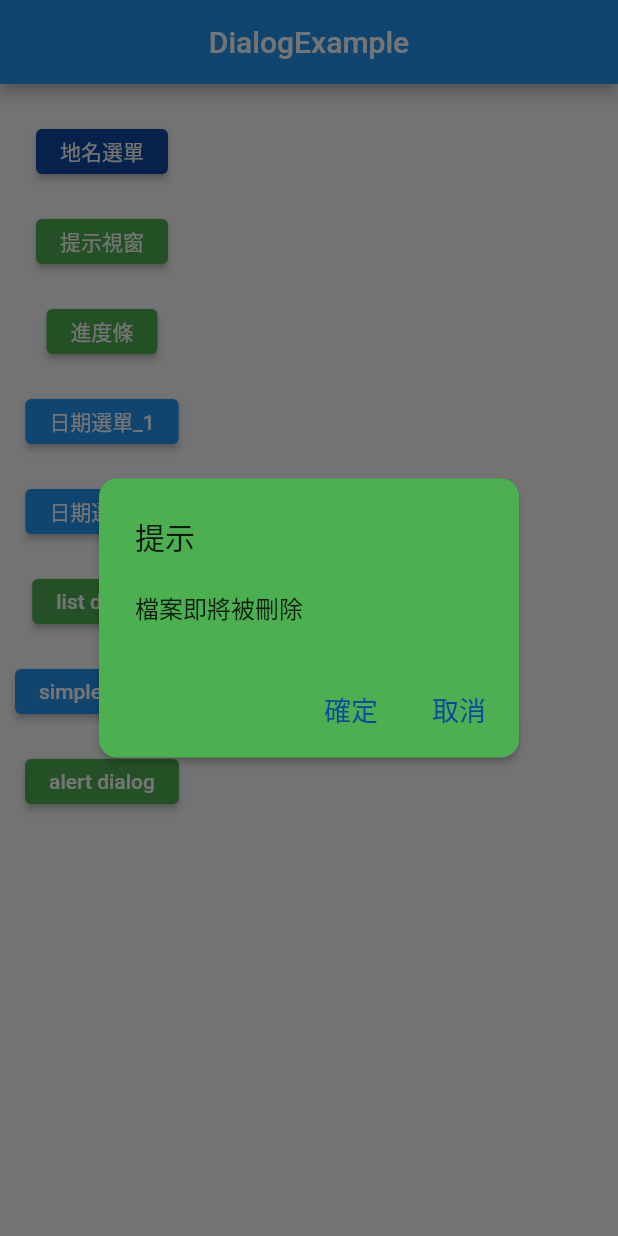
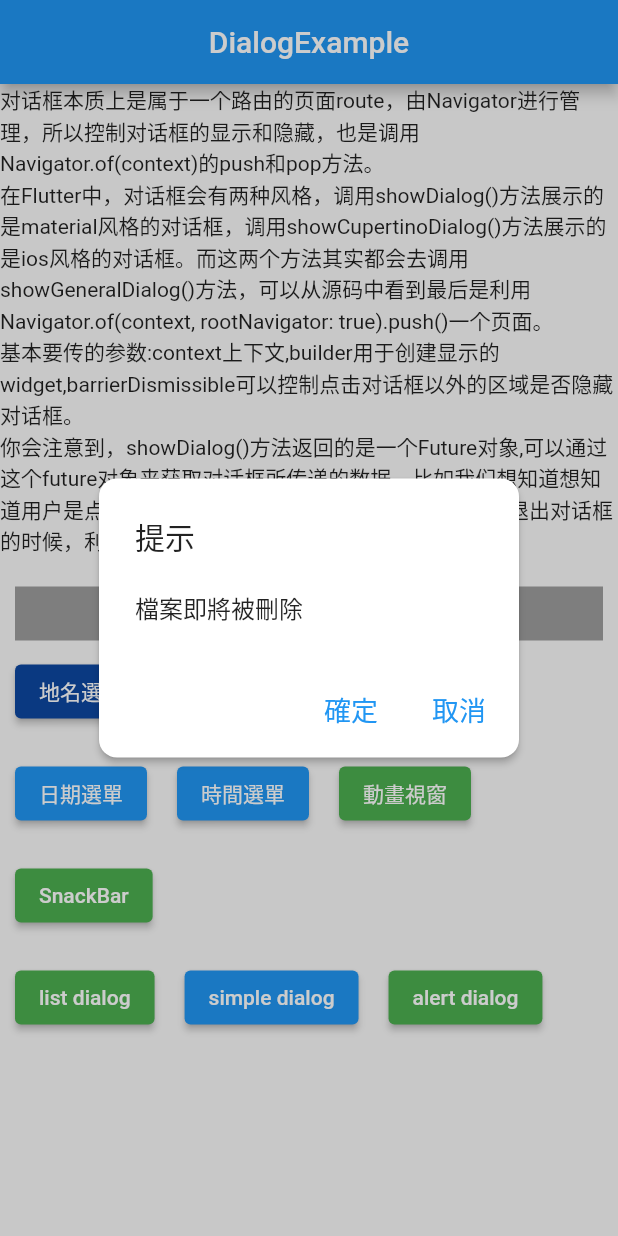
Before and after one commit to SimonChungGitHub/flutter_tutorial, a Flutter app: the screen it shows after launch, after a tap on "dialog", after a tap on "提示視窗", on a phone screen of 412 x 824 dp. Run offline on Flutter 3.47's test engine with Material 2 defaults, Android fonts, the phone set to English and light mode, and no system bars; our stand-ins replace device_info_plus, dio, dropdown_button2, flutter_smart_dialog, image_picker, package_info_plus and 3 more; missing offline and left inert: android_id, camera_camera, image_watermark, nfc_manager.

Commit message:
animation dialog

```diff
--- a/lib/example/dialog.dart
+++ b/lib/example/dialog.dart
@@ -1,5 +1,7 @@
 import 'package:flutter/cupertino.dart';
 import 'package:flutter/material.dart';
+
+import 'animation.dart';
 
 class DialogExample extends StatefulWidget {
   const DialogExample({super.key});
@@ -31,6 +33,7 @@ class _DialogExampleState extends State<DialogExample> {
     "金門",
     "馬祖"
   ];
+  String? text;
 
   @override
   Widget build(BuildContext context) {
@@ -44,75 +47,164 @@ class _DialogExampleState extends State<DialogExample> {
       ),
       body: Column(
         children: <Widget>[
+          const Text(
+              '对话框本质上是属于一个路由的页面route，由Navigator进行管理，所以控制对话框的显示和隐藏，也是调用Navigator.of(context)的push和pop方法。'),
+          const Text(
+              '在Flutter中，对话框会有两种风格，调用showDialog()方法展示的是material风格的对话框，调用showCupertinoDialog()方法展示的是ios风格的对话框。而这两个方法其实都会去调用showGeneralDialog()方法，可以从源码中看到最后是利用Navigator.of(context, rootNavigator: true).push()一个页面。'),
+          const Text(
+              '基本要传的参数:context上下文,builder用于创建显示的widget,barrierDismissible可以控制点击对话框以外的区域是否隐藏对话框。'),
+          const Text(
+              '你会注意到，showDialog()方法返回的是一个Future对象,可以通过这个future对象来获取对话框所传递的数据。比如我们想知道想知道用户是点击了对话框的确认按钮还是取消按钮,那就在退出对话框的时候，利用Navigator.of(context).pop("一些数据");'),
+          Container(
+            alignment: Alignment.centerLeft,
+            margin: const EdgeInsets.fromLTRB(10, 20, 10, 0),
+            padding: const EdgeInsets.all(10),
+            color: Colors.grey,
+            child: text == null
+                ? const Text('')
+                : Text(
+                    text!,
+                    textAlign: TextAlign.center,
+                    style: TextStyle(
+                        fontSize: 24,
+                        fontWeight: FontWeight.w900,
+                        color: Colors.orange[900]),
+                  ),
+          ),
+          Row(
+            children: [
               ///地名選單
               Container(
-            height: 60,
-            padding: const EdgeInsets.fromLTRB(10, 30, 10, 0),
+                alignment: Alignment.centerLeft,
+                padding: const EdgeInsets.all(10),
                 child: ElevatedButton(
-                style:
-                    ElevatedButton.styleFrom(backgroundColor: Colors.blue[900]),
+                    style: ElevatedButton.styleFrom(
+                        backgroundColor: Colors.blue[900]),
                     child: const Text('地名選單'),
                     onPressed: () {
-                  _showModalBottomSheet().then((value) => _showSnackBar(value!));
+                      _showModalBottomSheet().then((value) {
+                        setState(() {
+                          text = value!;
+                        });
+                      });
                     }),
               ),
 
               ///提示視窗
               Container(
-            height: 60,
-            padding: const EdgeInsets.fromLTRB(10, 30, 10, 0),
+                alignment: Alignment.centerLeft,
+                padding: const EdgeInsets.all(10),
                 child: ElevatedButton(
-                style: ElevatedButton.styleFrom(backgroundColor: Colors.green),
+                    style:
+                        ElevatedButton.styleFrom(backgroundColor: Colors.green),
                     child: const Text('提示視窗'),
-                onPressed: () => _showAlertDialogWithButton()),
+                    onPressed: () => _showAlertDialogWithButton().then((value) {
+                          setState(() {
+                            value ??= false;
+                            if (value!) {
+                              text = '刪除檔案';
+                            } else {
+                              text = '取消刪除檔案';
+                            }
+                          });
+                        })),
               ),
 
               ///進度條
               Container(
-            height: 60,
-            padding: const EdgeInsets.fromLTRB(10, 30, 10, 0),
+                alignment: Alignment.centerLeft,
+                padding: const EdgeInsets.all(10),
                 child: ElevatedButton(
-                style: ElevatedButton.styleFrom(backgroundColor: Colors.green),
+                    style:
+                        ElevatedButton.styleFrom(backgroundColor: Colors.green),
                     child: const Text('進度條'),
                     onPressed: () => _showLoadingDialog()),
               ),
-
+            ],
+          ),
+          Row(
+            children: [
               ///日期選單
               Container(
-            height: 60,
-            padding: const EdgeInsets.fromLTRB(10, 30, 10, 0),
+                alignment: Alignment.centerLeft,
+                padding: const EdgeInsets.all(10),
                 child: ElevatedButton(
-                style: ElevatedButton.styleFrom(backgroundColor: Colors.blue),
-                child: const Text('日期選單_1'),
-                onPressed: () => _showDatePicker1()),
+                    style:
+                        ElevatedButton.styleFrom(backgroundColor: Colors.blue),
+                    child: const Text('日期選單'),
+                    onPressed: () {
+                      _showDatePicker1().then((value) {
+                        setState(() {
+                          text = value.toString();
+                        });
+                      });
+                    }),
               ),
 
-          ///日期選單
+              ///時間選單
               Container(
-            height: 60,
-            padding: const EdgeInsets.fromLTRB(10, 30, 10, 0),
+                alignment: Alignment.centerLeft,
+                padding: const EdgeInsets.all(10),
                 child: ElevatedButton(
-                style: ElevatedButton.styleFrom(backgroundColor: Colors.blue),
-                child: const Text('日期選單_2'),
-                onPressed: () => _showDatePicker2()),
+                    style:
+                        ElevatedButton.styleFrom(backgroundColor: Colors.blue),
+                    child: const Text('時間選單'),
+                    onPressed: () {
+                      _showDatePicker2().then((value) {
+                        setState(() {
+                          text = value.toString();
+                        });
+                      });
+                    }),
               ),
 
+              ///動畫視窗
+              Container(
+                alignment: Alignment.centerLeft,
+                padding: const EdgeInsets.all(10),
+                child: ElevatedButton(
+                    style:
+                        ElevatedButton.styleFrom(backgroundColor: Colors.green),
+                    child: const Text('動畫視窗'),
+                    onPressed: () {
+                      Navigator.push(context,
+                          MaterialPageRoute(builder: (context) {
+                        return const AnimationDialog();
+                      }));
+                    }),
+              ),
+            ],
+          ),
+
+          ///SnackBar
+          Container(
+            alignment: Alignment.centerLeft,
+            padding: const EdgeInsets.all(10),
+            child: ElevatedButton(
+                style: ElevatedButton.styleFrom(backgroundColor: Colors.green),
+                child: const Text('SnackBar'),
+                onPressed: () => _showSnackBar(text)),
+          ),
+          Row(
+            children: [
               ///listDialog
               Container(
-            height: 60,
-            padding: const EdgeInsets.fromLTRB(10, 30, 10, 0),
+                alignment: Alignment.centerLeft,
+                padding: const EdgeInsets.all(10),
                 child: ElevatedButton(
-                style: ElevatedButton.styleFrom(backgroundColor: Colors.green),
+                    style:
+                        ElevatedButton.styleFrom(backgroundColor: Colors.green),
                     child: const Text('list dialog'),
                     onPressed: () => listDialog()),
               ),
 
               ///simpleDialog
               Container(
-            height: 60,
-            padding: const EdgeInsets.fromLTRB(10, 30, 10, 0),
+                alignment: Alignment.centerLeft,
+                padding: const EdgeInsets.all(10),
                 child: ElevatedButton(
-                style: ElevatedButton.styleFrom(backgroundColor: Colors.blue),
+                    style:
+                        ElevatedButton.styleFrom(backgroundColor: Colors.blue),
                     child: const Text('simple dialog'),
                     onPressed: () {
                       simpleDialog().then((value) => _showSnackBar(value));
@@ -121,12 +213,15 @@ class _DialogExampleState extends State<DialogExample> {
 
               ///alertDialog
               Container(
-            height: 60,
-            padding: const EdgeInsets.fromLTRB(10, 30, 10, 0),
+                alignment: Alignment.centerLeft,
+                padding: const EdgeInsets.all(10),
                 child: ElevatedButton(
-                style: ElevatedButton.styleFrom(backgroundColor: Colors.green),
+                    style:
+                        ElevatedButton.styleFrom(backgroundColor: Colors.green),
                     child: const Text('alert dialog'),
                     onPressed: () => alertDialog()),
+              ),
+            ],
           ),
         ],
       ),
@@ -135,11 +230,11 @@ class _DialogExampleState extends State<DialogExample> {
 
   _showSnackBar(text) {
     final snackBar = SnackBar(
-      content: Text(text),
+      content: text == null ? const Text('text is null') : Text(text),
       action: SnackBarAction(
-        label: 'Undo',
+        label: '提示視窗',
         onPressed: () {
-          debugPrint("\u001b[31m snackBar action \u001b[0m");
+          _showAlertDialogWithButton();
         },
       ),
     );
@@ -172,15 +267,14 @@ class _DialogExampleState extends State<DialogExample> {
     );
   }
 
-  ///提示視窗
+  ///提示視窗 (ios style dialog, not work)
   Future<bool?> _showAlertDialogWithButton() {
-    return showDialog<bool>(
+    return showCupertinoDialog<bool>(
         context: context,
         builder: (BuildContext context) {
           return AlertDialog(
             //背景陰影
             elevation: 2,
-            backgroundColor: Colors.green[500],
             shape: const RoundedRectangleBorder(
                 borderRadius: BorderRadius.all(Radius.circular(12.0))),
             title: const Text("提示"),
@@ -188,24 +282,18 @@ class _DialogExampleState extends State<DialogExample> {
             actions: <Widget>[
               TextButton(
                   onPressed: () {
-                    _showSnackBar('檔案被刪除');
                     Navigator.of(context).pop(true); //返回值=true
                   },
-                  child: Text("確定",
+                  child: const Text("確定",
                       style: TextStyle(
-                          color: Colors.blue[900],
-                          fontWeight: FontWeight.w500,
-                          fontSize: 18))),
+                          fontWeight: FontWeight.w500, fontSize: 18))),
               TextButton(
                   onPressed: () {
-                    Navigator.of(context).pop();
-                    _showSnackBar('刪除取消');
+                    Navigator.of(context).pop(false);
                   },
-                  child: Text("取消",
-                      style: TextStyle(
-                          color: Colors.blue[900],
-                          fontWeight: FontWeight.w500,
-                          fontSize: 18)))
+                  child: const Text("取消",
+                      style:
+                          TextStyle(fontWeight: FontWeight.w500, fontSize: 18)))
             ],
           );
         });
@@ -246,7 +334,7 @@ class _DialogExampleState extends State<DialogExample> {
     return showDatePicker(
       context: context,
       initialDate: date,
-      firstDate: date,
+      firstDate: date.add(const Duration(days: -360)),
       lastDate: date.add(
         const Duration(days: 360),
       ),
@@ -260,16 +348,21 @@ class _DialogExampleState extends State<DialogExample> {
       context: context,
       builder: (ctx) {
         return SizedBox(
-          height: 200,
+          width: MediaQuery.of(context).size.width,
+          height: 300,
           child: CupertinoDatePicker(
+            backgroundColor: Colors.white,
             mode: CupertinoDatePickerMode.dateAndTime,
-            minimumDate: date,
             maximumDate: date.add(
               const Duration(days: 360),
             ),
+            minimumYear: date.year - 1,
             maximumYear: date.year + 1,
+            use24hFormat: true,
             onDateTimeChanged: (DateTime value) {
-              debugPrint(value.toString());
+              setState(() {
+                text = value.toString();
+              });
             },
           ),
         );
@@ -282,10 +375,8 @@ class _DialogExampleState extends State<DialogExample> {
         context: context,
         builder: (BuildContext context) {
           return SimpleDialog(
-            //背景灰色程度
-            elevation: 5,
+            elevation: 3,
             backgroundColor: Colors.blue,
-            clipBehavior: Clip.antiAliasWithSaveLayer,
             shape: const RoundedRectangleBorder(
                 borderRadius: BorderRadius.all(Radius.circular(24.0))),
             title: const Text("Simple Dialog"),
@@ -331,12 +422,13 @@ class _DialogExampleState extends State<DialogExample> {
             Expanded(
                 flex: 50,
                 child: ListView.builder(
-                  itemCount: 30,
+                  itemCount: country.length,
                   itemBuilder: (BuildContext context, int index) {
                     return ListTile(
-                      title: Text("$index"),
-                      onTap: () => Navigator.of(context).pop(index),
-                    );
+                        title: Text(country[index]),
+                        onTap: () {
+                          Navigator.of(context).pop(index);
+                        });
                   },
                 )),
           ],
@@ -358,7 +450,9 @@ class _DialogExampleState extends State<DialogExample> {
       },
     );
     if (index != null) {
-      _showSnackBar('選擇 $index');
+      setState(() {
+        text = country[index];
+      });
     }
   }
 
@@ -368,8 +462,7 @@ class _DialogExampleState extends State<DialogExample> {
         builder: (BuildContext context) {
           return const AlertDialog(
             //背景陰影
-            elevation: 5,
-            backgroundColor: Colors.green,
+            elevation: 2,
             shape: RoundedRectangleBorder(
                 borderRadius: BorderRadius.all(Radius.circular(24.0))),
             title: Text("Shape"),
--- a/lib/main.dart
+++ b/lib/main.dart
@@ -18,6 +18,7 @@ import 'package:yaml/yaml.dart';
 
 import 'CustomDropdownButton2.dart';
 import 'config.dart';
+import 'example/animation.dart';
 import 'example/dialog.dart';
 import 'global_data.dart';
 import 'image_picker.dart';
@@ -208,6 +209,19 @@ class _HomeState extends State<Home> {
                         }));
 
                   }),
+            ),
+            Container(
+              height: 50,
+              padding: const EdgeInsets.fromLTRB(10, 10, 10, 0),
+              child:
+              ElevatedButton(child: const Text('動畫'), onPressed: () {
+                Navigator.pop(context);
+                Navigator.push(context,
+                    MaterialPageRoute(builder: (context) {
+                      return const AnimationDialog();
+                    }));
+
+              }),
             ),
             Row(
               mainAxisAlignment: MainAxisAlignment.spaceEvenly,
```
Also changed, not shown: lib/example/animation.dart (added, +89 -0 lines). Lines whose indentation alone changed are shown as unchanged.
